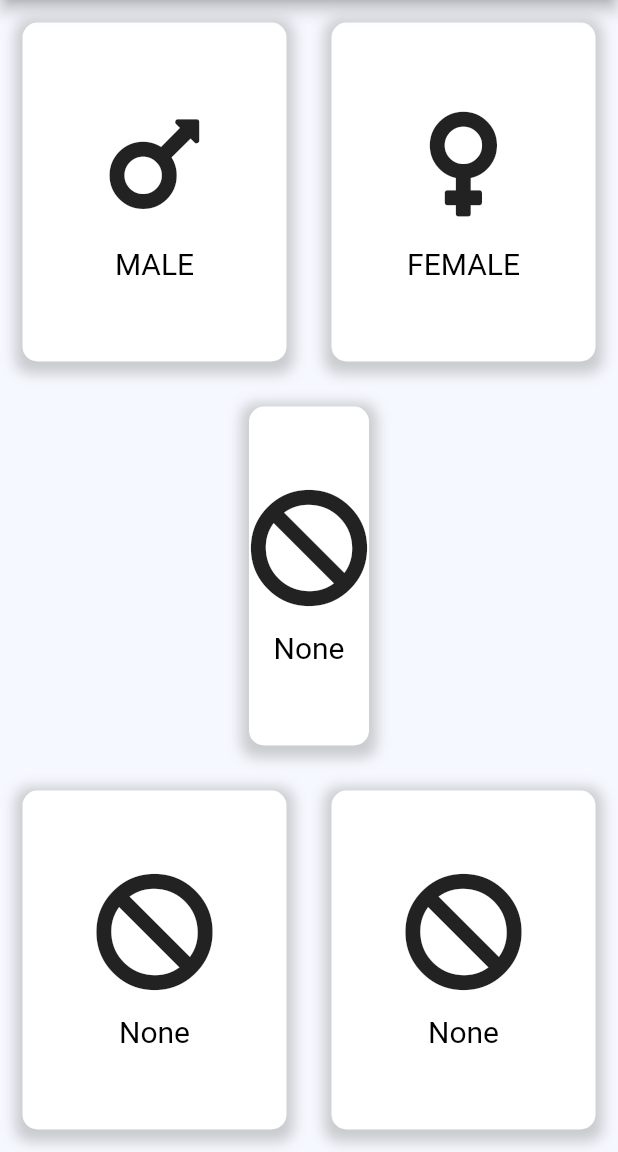
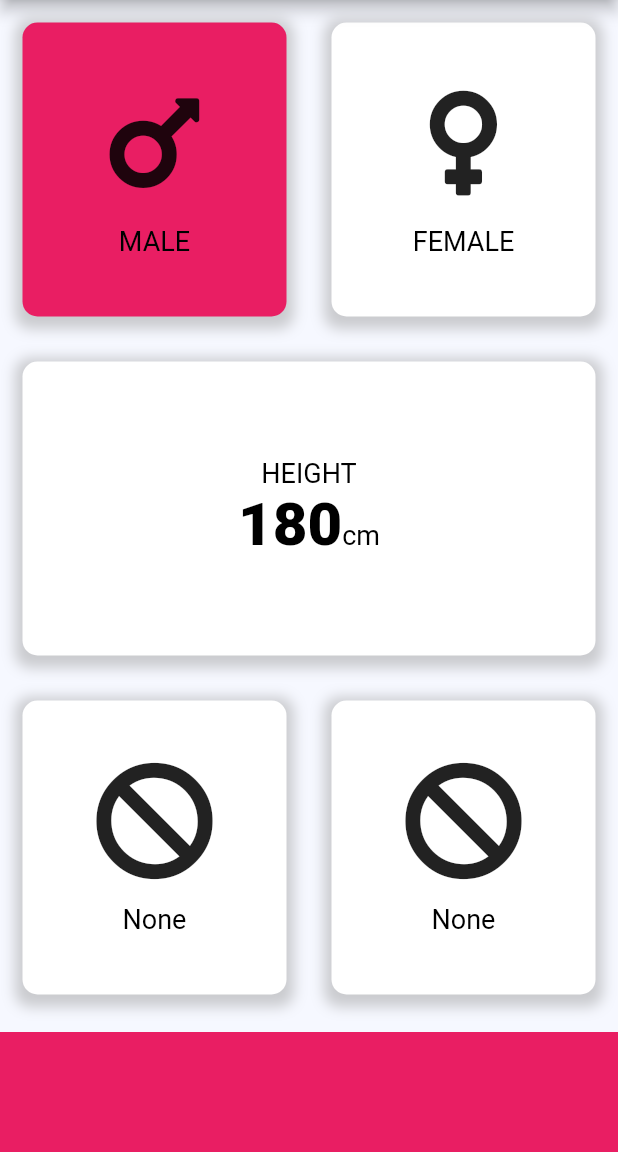
Before and after one commit to SomyaRanjanSahu/BMI-Calculator, a Flutter app: the screen it shows after launch, on a phone screen of 412 x 824 dp, the part 84-1236 px from its top. Run offline on Flutter 3.47's test engine with Material 2 defaults, Android fonts, the phone set to English and light mode, and no system bars; our stand-ins replace font_awesome_flutter.

Commit message:
Function added to change color of container on tap

```diff
--- a/lib/data_container.dart
+++ b/lib/data_container.dart
@@ -1,12 +1,17 @@
 import 'package:flutter/material.dart';
 
+const textStyle1 = TextStyle(
+  color: Color(0xFF000000),
+  fontSize: 18.0,
+);
+
+const textStyle2 = TextStyle(
+  color: Color(0xFF000000),
+  fontSize: 40.0,
+  fontWeight: FontWeight.w900,
+);
+
 class DataContainer extends StatelessWidget {
-
-  final textStyle1 = const TextStyle(
-            color: Color(0xFF000000),
-            fontSize: 20.0,
-          );
-
   DataContainer({required this.icon, required this.title});
   final IconData icon;
   final String title;
@@ -21,10 +26,7 @@ class DataContainer extends StatelessWidget {
           size: 80.0,
         ),
         const SizedBox(height: 15.0),
-        Text(
-          title,
-          style: textStyle1
-        ),
+        Text(title, style: textStyle1),
       ],
     );
   }
--- a/lib/main_screen.dart
+++ b/lib/main_screen.dart
@@ -4,7 +4,7 @@ import 'container_box.dart';
 import 'data_container.dart';
 
 const activeColor = Colors.pink;
-const inActieColor = Color(0xFFffffff);
+const inActiveColor = Color(0xFFffffff);
 
 class MainScreen extends StatefulWidget {
   const MainScreen({Key? key}) : super(key: key);
@@ -14,6 +14,29 @@ class MainScreen extends StatefulWidget {
 }
 
 class _MainScreenState extends State<MainScreen> {
+  Color maleBoxColor = activeColor;
+  Color femaleBoxColor = inActiveColor;
+
+  void updateBoxColor(int gender) {
+    if (gender == 1) {
+      if (maleBoxColor == inActiveColor) {
+        maleBoxColor = activeColor;
+        femaleBoxColor = inActiveColor;
+      } else {
+        maleBoxColor = inActiveColor;
+        femaleBoxColor = activeColor;
+      }
+    } else {
+      if (femaleBoxColor == inActiveColor) {
+        femaleBoxColor = activeColor;
+        maleBoxColor = inActiveColor;
+      } else {
+        femaleBoxColor = inActiveColor;
+        maleBoxColor = activeColor;
+      }
+    }
+  }
+
   @override
   Widget build(BuildContext context) {
     return Scaffold(
@@ -27,25 +50,53 @@ class _MainScreenState extends State<MainScreen> {
               child: Row(
             children: <Widget>[
               Expanded(
-                child: ContainerBox(
-                  boxColor: const Color(0xFFffffff),
-                  childWidget:
-                      DataContainer(icon: FontAwesomeIcons.mars, title: "MALE"),
+                child: GestureDetector(
+                  onTap: () {
+                    setState(() {
+                      updateBoxColor(1);
+                    });
+                  },
+                  child: ContainerBox(
+                    boxColor: maleBoxColor,
+                    childWidget: DataContainer(
+                        icon: FontAwesomeIcons.mars, title: "MALE"),
+                  ),
                 ),
               ),
               Expanded(
-                child: ContainerBox(
-                    boxColor: const Color(0xFFffffff),
-                    childWidget: DataContainer(
-                        icon: FontAwesomeIcons.venus, title: "FEMALE")),
+                child: GestureDetector(
+                  onTap: () {
+                    setState(() {
+                      updateBoxColor(2);
+                    });
+                  },
+                  child: ContainerBox(
+                      boxColor: femaleBoxColor,
+                      childWidget: DataContainer(
+                          icon: FontAwesomeIcons.venus, title: "FEMALE")),
+                ),
               ),
             ],
           )),
           Expanded(
             child: ContainerBox(
-                boxColor: const Color(0xFFffffff),
-                childWidget:
-                    DataContainer(icon: FontAwesomeIcons.ban, title: "None")),
+              boxColor: const Color(0xFFffffff),
+              childWidget: Column(
+                mainAxisAlignment: MainAxisAlignment.center,
+                children: <Widget>[
+                  const Text("HEIGHT", style: textStyle1),
+                  Row(
+                    mainAxisAlignment: MainAxisAlignment.center,
+                    crossAxisAlignment: CrossAxisAlignment.baseline,
+                    textBaseline: TextBaseline.alphabetic,
+                    children: const <Widget>[
+                      Text("180", style: textStyle2),
+                      Text("cm", style: textStyle1),
+                    ],
+                  )
+                ],
+              ),
+            ),
           ),
           Expanded(
               child: Row(
@@ -64,6 +115,12 @@ class _MainScreenState extends State<MainScreen> {
               ),
             ],
           )),
+          Container(
+            width: double.infinity,
+            height: 80.0,
+            color: activeColor,
+            margin: const EdgeInsets.only(top: 10.0),
+          )
         ],
       ),
     );
```
